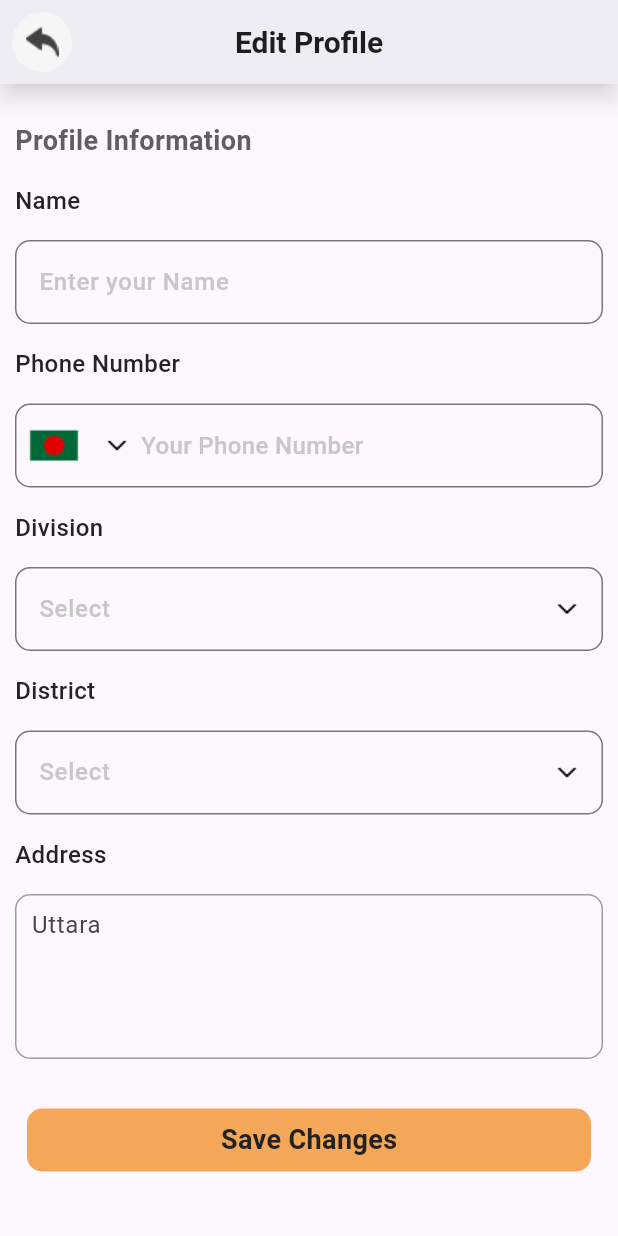
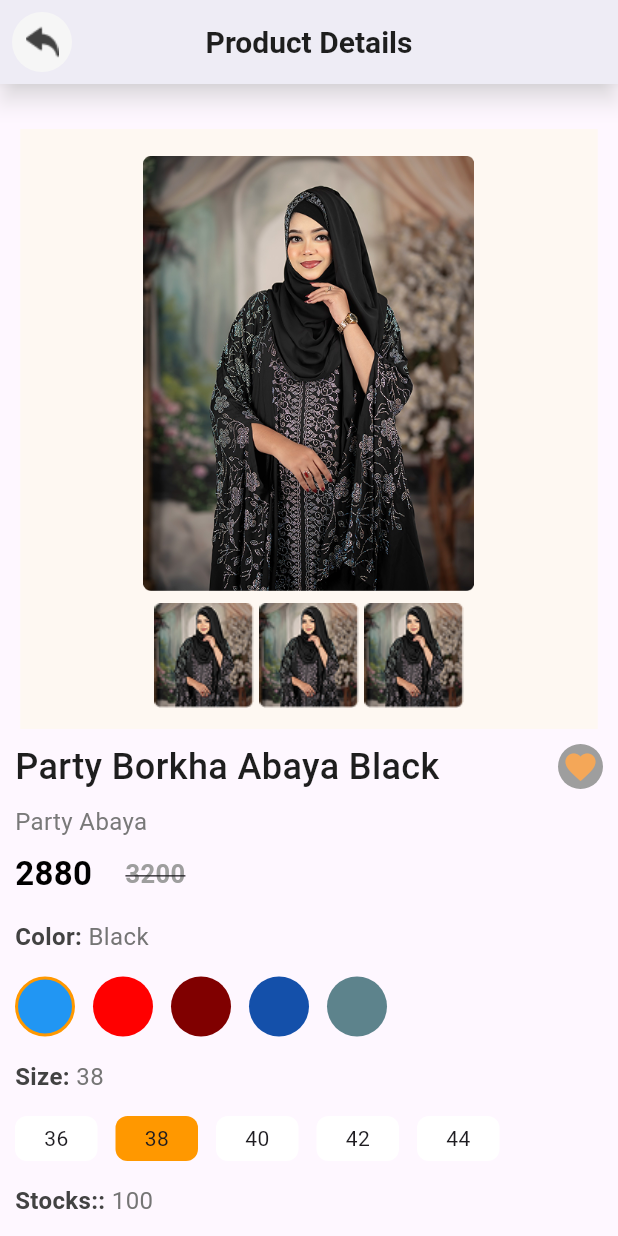
Before and after one commit to Niponpal/Dada-Garments, a Flutter app: the screen it shows after launch, on a phone screen of 412 x 824 dp. Run offline on Flutter 3.47's test engine with Material 3 defaults, Android fonts, the phone set to English and light mode, and no system bars.

Commit message:
Fix 🚀🚀🚑 Product Details

```diff
--- a/lib/main.dart
+++ b/lib/main.dart
@@ -4,6 +4,7 @@ import 'package:dadagarments/discountscreen.dart';
 import 'package:dadagarments/editprofilescreen.dart';
 import 'package:dadagarments/homescreen.dart';
 import 'package:dadagarments/loginScreen.dart';
+import 'package:dadagarments/productdetails.dart';
 import 'package:dadagarments/profilescreen.dart';
 import 'package:dadagarments/registerscreen.dart';
 import 'package:dadagarments/splashscreen.dart';
@@ -13,7 +14,7 @@ void main (){
   runApp(
     MaterialApp(
       debugShowCheckedModeBanner: false,
-      home: EditprofilescreenView(),
+      home: ProductdetailsView(),
     ),
   );
 }
--- /dev/null
+++ b/lib/productdetails.dart
@@ -0,0 +1,428 @@
+import 'package:flutter/material.dart';
+
+class ProductdetailsView extends StatefulWidget {
+  const ProductdetailsView({super.key});
+
+  @override
+  State<ProductdetailsView> createState() => _ProductdetailsViewState();
+}
+
+class _ProductdetailsViewState extends State<ProductdetailsView> {
+  @override
+  Widget build(BuildContext context) {
+    return Scaffold(
+      appBar: AppBar(
+        backgroundColor: Colors.white,
+        elevation: 6,
+        shadowColor: Colors.white,
+        leading: Padding(
+          padding: const EdgeInsets.all(8.0),
+          child: Container(
+            width: 22,
+            height: 22,
+            decoration: BoxDecoration(
+              color: Color(0xffF6F6F6),
+              borderRadius: BorderRadiusGeometry.circular(50),
+            ),
+            child: Image(image: AssetImage("assets/Maskgroup.png")),
+          ),
+        ),
+        title: Text(
+          "Product Details",
+          style: TextStyle(
+            fontSize: 20,
+            fontWeight: FontWeight.w600,
+            color: Color(0xff1E1E1E),
+          ),
+        ),
+        centerTitle: true,
+      ),
+      body: Padding(
+        padding: const EdgeInsets.all(10.0),
+        child: SingleChildScrollView(
+          child: Column(
+            crossAxisAlignment: CrossAxisAlignment.start,
+            children: [
+              SizedBox(height: 20),
+              Center(
+                child: Container(
+                  width: 385,
+                  height: 400,
+                  decoration: BoxDecoration(color: Color(0xffFEF8F2)),
+                  child: Padding(
+                    padding: const EdgeInsets.only(top: 18.0),
+                    child: Column(
+                      spacing: 8,
+                      children: [
+                        Container(
+                          width: 225,
+                          height: 290,
+                          child: Image(
+                            image: AssetImage("assets/ProductDetails.png"),
+                          ),
+                        ),
+                        Row(
+                          mainAxisAlignment: MainAxisAlignment.center,
+
+                          children: [
+                            Container(
+                              width: 70,
+                              height: 70,
+                              child: Image(
+                                image: AssetImage("assets/ProductDetails1.png"),
+                              ),
+                            ),
+                            Container(
+                              width: 70,
+                              height: 70,
+                              child: Image(
+                                image: AssetImage("assets/ProductDetails1.png"),
+                              ),
+                            ),
+                            Container(
+                              width: 70,
+                              height: 70,
+                              child: Image(
+                                image: AssetImage("assets/ProductDetails1.png"),
+                              ),
+                            ),
+                          ],
+                        ),
+                      ],
+                    ),
+                  ),
+                ),
+              ),
+              SizedBox(height: 8),
+              Row(
+                spacing: 8,
+                mainAxisAlignment: MainAxisAlignment.spaceBetween,
+                children: [
+                  Text(
+                    "Party Borkha Abaya Black",
+                    style: TextStyle(
+                      fontWeight: FontWeight.w500,
+                      fontSize: 24,
+                      color: Color(0xff1E1E1E),
+                    ),
+                  ),
+                  Container(
+                    width: 30,
+                    height: 30,
+                    decoration: BoxDecoration(
+                      borderRadius: BorderRadius.circular(50),
+                      color: Colors.grey,
+                    ),
+                    child: Icon(Icons.favorite, color: Color(0xffF4A758)),
+                  ),
+                ],
+              ),
+              SizedBox(height: 8),
+              Text(
+                "Party Abaya",
+                style: TextStyle(
+                  fontSize: 16,
+                  fontWeight: FontWeight.w400,
+                  color: Color(0xff797979),
+                ),
+              ),
+              SizedBox(height: 8),
+              Padding(
+                padding: const EdgeInsets.only(left: 0.0),
+                child: Row(
+                  spacing: 8,
+                  children: [
+                    Text(
+                      "2880",
+                      style: TextStyle(
+                        fontSize: 22,
+                        fontWeight: FontWeight.bold,
+                        color: Colors.black,
+                      ),
+                    ),
+                    SizedBox(width: 6),
+                    Text(
+                      "3200",
+                      style: TextStyle(
+                        fontSize: 17,
+                        fontWeight: FontWeight.bold,
+                        color: Colors.grey,
+                        decoration: TextDecoration.lineThrough,
+                      ),
+                    ),
+                  ],
+                ),
+              ),
+              SizedBox(height: 15),
+              Row(
+                children: [
+                  Text(
+                    "Color: ",
+                    style: TextStyle(
+                      fontWeight: FontWeight.w600,
+                      fontSize: 16,
+                      color: Color(0xff424242),
+                    ),
+                  ),
+                  Text(
+                    "Black",
+                    style: TextStyle(
+                      fontWeight: FontWeight.w400,
+                      fontSize: 16,
+                      color: Color(0xff757575),
+                    ),
+                  ),
+                ],
+              ),
+              SizedBox(height: 15),
+              Row(
+                spacing: 12,
+                children: [
+                  Container(
+                    width: 40,
+                    height: 40,
+                    decoration: BoxDecoration(
+                      shape: BoxShape.circle,
+                      color: Colors.blue,
+                      border: Border.all(color: Colors.orange, width: 2),
+                    ),
+                  ),
+
+                  Container(
+                    width: 40,
+                    height: 40,
+                    decoration: BoxDecoration(
+                      color: Color(0xffFF0000),
+                      borderRadius: BorderRadius.circular(50),
+                    ),
+                  ),
+
+                  Container(
+                    width: 40,
+                    height: 40,
+                    decoration: BoxDecoration(
+                      color: Color(0xff800000),
+                      borderRadius: BorderRadius.circular(50),
+                    ),
+                  ),
+
+                  Container(
+                    width: 40,
+                    height: 40,
+                    decoration: BoxDecoration(
+                      color: Color(0xff1450AA),
+                      borderRadius: BorderRadius.circular(50),
+                    ),
+                  ),
+
+                  Container(
+                    width: 40,
+                    height: 40,
+                    decoration: BoxDecoration(
+                      color: Color(0xff5D838C),
+                      borderRadius: BorderRadius.circular(50),
+                    ),
+                  ),
+                ],
+              ),
+
+              SizedBox(height: 15),
+              Row(
+                children: [
+                  Text(
+                    "Size: ",
+                    style: TextStyle(
+                      fontWeight: FontWeight.w600,
+                      fontSize: 16,
+                      color: Color(0xff424242),
+                    ),
+                  ),
+                  Text(
+                    "38",
+                    style: TextStyle(
+                      fontWeight: FontWeight.w400,
+                      fontSize: 16,
+                      color: Color(0xff757575),
+                    ),
+                  ),
+                ],
+              ),
+              SizedBox(height: 15),
+
+              Row(
+                spacing: 12,
+                children: [
+                  Container(
+                    width: 55,
+                    height: 30,
+                    decoration: BoxDecoration(
+                      borderRadius: BorderRadius.circular(8),
+                      color: Colors.white,
+                    ),
+                    child: Center(child: Text("36")),
+                  ),
+
+                  Container(
+                    width: 55,
+                    height: 30,
+                    decoration: BoxDecoration(
+                      borderRadius: BorderRadius.circular(8),
+                      color: Colors.orange,
+                    ),
+                    child: Center(child: Text("38")),
+                  ),
+
+                  Container(
+                    width: 55,
+                    height: 30,
+                    decoration: BoxDecoration(
+                      borderRadius: BorderRadius.circular(8),
+                      color: Colors.white,
+                    ),
+                    child: Center(child: Text("40")),
+                  ),
+
+                  Container(
+                    width: 55,
+                    height: 30,
+                    decoration: BoxDecoration(
+                      borderRadius: BorderRadius.circular(8),
+                      color: Colors.white,
+                    ),
+                    child: Center(child: Text("42")),
+                  ),
+
+                  Container(
+                    width: 55,
+                    height: 30,
+                    decoration: BoxDecoration(
+                      borderRadius: BorderRadius.circular(8),
+                      color: Colors.white,
+                    ),
+                    child: Center(child: Text("44")),
+                  ),
+                ],
+              ),
+
+              SizedBox(height: 15),
+
+              Row(
+                children: [
+                  Text(
+                    "Stocks:: ",
+                    style: TextStyle(
+                      fontWeight: FontWeight.w600,
+                      fontSize: 16,
+                      color: Color(0xff424242),
+                    ),
+                  ),
+                  Text(
+                    "100",
+                    style: TextStyle(
+                      fontWeight: FontWeight.w400,
+                      fontSize: 16,
+                      color: Color(0xff757575),
+                    ),
+                  ),
+                ],
+              ),
+              SizedBox(height: 15),
+              Column(
+                crossAxisAlignment: CrossAxisAlignment.start,
+                children: [
+                  Text(
+                    "Description",
+                    style: TextStyle(fontSize: 18, fontWeight: FontWeight.w600),
+                  ),
+
+                  SizedBox(height: 4),
+
+
+                  Container(width: 100, height: 2, color: Colors.black12),
+
+                  SizedBox(height: 10),
+
+
+                  RichText(
+                    text: TextSpan(
+                      style: TextStyle(
+                        fontSize: 14,
+                        color: Colors.black87,
+                        height: 1.4,
+                      ),
+                      children: [
+                        TextSpan(
+                          text:
+                              "It is a long established fact that a reader will be distracted by the readable content of a page when looking at its layout. The point of using Lorem Ipsum is that it has a more-or-less normal distribution of letters, as opposed to using 'Content here, content here', making it look like readable English... ",
+                        ),
+                        TextSpan(
+                          text: "Read More",
+                          style: TextStyle(
+                            fontWeight: FontWeight.w600,
+                            color: Colors.black,
+                          ),
+                        ),
+                      ],
+                    ),
+                    maxLines: 6,
+                    overflow: TextOverflow.ellipsis,
+                  ),
+                  SizedBox(height: 10),
+
+                  Row(
+                    mainAxisAlignment: MainAxisAlignment.center,
+                    children: [
+                      Padding(
+                        padding: const EdgeInsets.all(8.0),
+                        child: Center(
+                          child: Container(
+                            padding: EdgeInsets.only(top: 8,right: 20,left: 20,bottom: 8),
+                            decoration: BoxDecoration(
+                              color: Color(0xffEFEFEF),
+                              borderRadius: BorderRadius.circular(10),
+                            ),
+                            alignment: Alignment.center,
+                            child: Text(
+                              "Add To Cart",
+                              style: TextStyle(
+                                fontSize: 18,
+                                fontWeight: FontWeight.w600,
+                                color: Color(0xff222222),
+                              ),
+                            ),
+                          ),
+                        ),
+                      ),
+                      Padding(
+                        padding: const EdgeInsets.only(top: 8,right: 20,bottom: 8),
+                        child: Center(
+                          child: Container(
+                            padding: EdgeInsets.only(top: 8,right: 20,left: 20,bottom: 8),
+                            decoration: BoxDecoration(
+                              color: Color(0xffF4A758),
+                              borderRadius: BorderRadius.circular(10),
+                            ),
+                            alignment: Alignment.center,
+                            child: Text(
+                              "Buy Now",
+                              style: TextStyle(
+                                fontSize: 18,
+                                fontWeight: FontWeight.w600,
+                                color: Color(0xff222222),
+                              ),
+                            ),
+                          ),
+                        ),
+                      ),
+                    ],
+                  )
+
+                ],
+              ),
+            ],
+          ),
+        ),
+      ),
+    );
+  }
+}
```
Also changed, not shown: assets/ProductDetails.png (added), assets/ProductDetails1.png (added).
